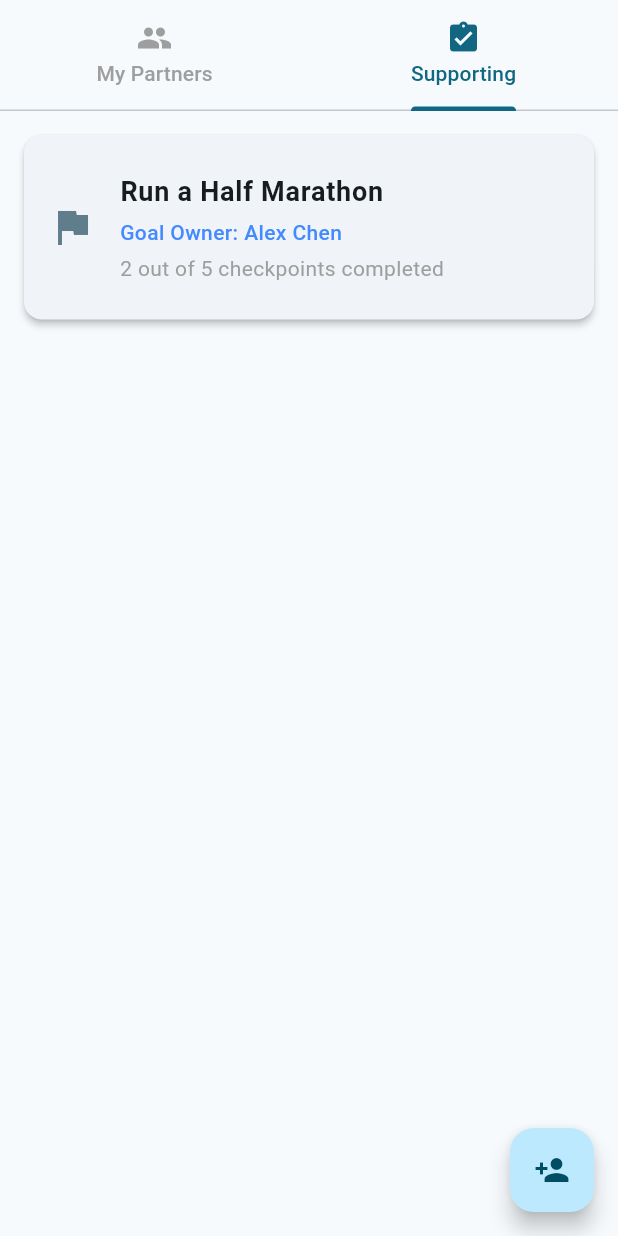
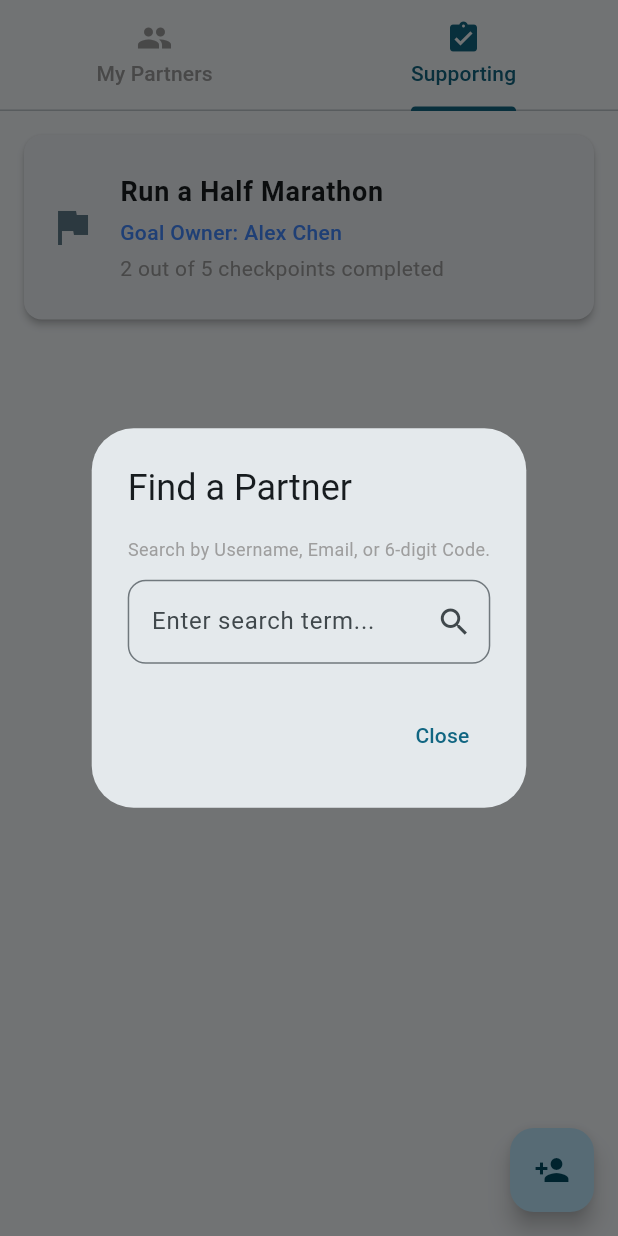
Before and after one commit to jaredroth98/Make-It-Happen, a Flutter app: the AccountabilityScreen screen opened directly, tab 2 chosen, after a tap on the "person add" icon, on a phone screen of 412 x 824 dp. Run offline on Flutter 3.47's test engine with Material 3 defaults, Android fonts, the phone set to English and light mode, and no system bars; our stand-ins replace cloud_firestore, firebase_auth, firebase_core, table_calendar; accounts and stored records are empty.

Commit message:
Allow users to search for accountability partners

```diff
--- a/lib/screens/accountability_screen.dart
+++ b/lib/screens/accountability_screen.dart
@@ -1,5 +1,9 @@
 import 'package:flutter/material.dart';
-import '../models/partner.dart'; // Imports the myNetwork list
+import '../models/partner.dart';
+import 'package:cloud_firestore/cloud_firestore.dart';
+import '../services/database_service.dart';
+import '../services/auth_service.dart';
+import '../widgets/add_partner_dialog.dart';
 
 class AccountabilityScreen extends StatefulWidget {
   const AccountabilityScreen({super.key});
@@ -14,8 +18,7 @@ class _AccountabilityScreenState extends State<AccountabilityScreen> {
     // 1. The Tab Controller manages the swipe-to-switch logic
     return DefaultTabController(
       length: 2,
-      // 2. We use a nested Scaffold so we can keep your FloatingActionButton,
-      // but we REMOVE the AppBar so we don't get a double header!
+      // 2. We use a nested Scaffold so we can keep the FloatingActionButton
       child: Scaffold(
         body: Column(
           children: [
@@ -45,8 +48,10 @@ class _AccountabilityScreenState extends State<AccountabilityScreen> {
         // Your FAB stays exactly as you had it!
         floatingActionButton: FloatingActionButton(
           onPressed: () {
-            print("Add new partner!");
-            // TODO: Open an 'Add Partner' form
+            showDialog(
+              context: context,
+              builder: (context) => const AddPartnerDialog(),
+            );
           },
           child: const Icon(Icons.person_add),
         ),
@@ -56,15 +61,36 @@ class _AccountabilityScreenState extends State<AccountabilityScreen> {
 
   // --- SUB-TAB 1: MY PARTNERS (Your exact code!) ---
   Widget _buildMyPartnersTab() {
-    if (myNetwork.isEmpty) {
+    final currentUserId = AuthService().currentUser?.uid;
+    if (currentUserId == null) return const Center(child: Text("Please log in."));
+
+    return StreamBuilder<QuerySnapshot>(
+      // Listen to the live relationship pipeline!
+      stream: DatabaseService(userId: currentUserId).partners,
+      builder: (context, snapshot) {
+        if (snapshot.connectionState == ConnectionState.waiting) {
+          return const Center(child: CircularProgressIndicator());
+        }
+
+        if (snapshot.hasError) {
+          return const Center(child: Text("Error loading partners."));
+        }
+
+        final partnerDocs = snapshot.data?.docs ?? [];
+
+        if (partnerDocs.isEmpty) {
           return const Center(child: Text("You haven't added any supporters yet."));
         }
 
         return ListView.builder(
           padding: const EdgeInsets.all(16.0),
-      itemCount: myNetwork.length,
+          itemCount: partnerDocs.length,
           itemBuilder: (context, index) {
-        final partner = myNetwork[index];
+            final partnerData = partnerDocs[index].data() as Map<String, dynamic>;
+
+            final name = partnerData['displayName'] ?? 'Unknown';
+            final email = partnerData['email'] ?? '';
+            final status = partnerData['status']; // 'accepted', 'pending_sent', or 'pending_received'
 
             return Card(
               elevation: 2,
@@ -72,30 +98,43 @@ class _AccountabilityScreenState extends State<AccountabilityScreen> {
               child: ListTile(
                 leading: CircleAvatar(
                   backgroundColor: Theme.of(context).colorScheme.primaryContainer,
-              child: Text(partner.firstName[0].toUpperCase()),
+                  child: Text(name[0].toUpperCase()),
                 ),
-            title: Text(partner.firstName, style: const TextStyle(fontWeight: FontWeight.bold)),
-            subtitle: Text(partner.email),
-            trailing: partner.isVerified
-                ? const Icon(Icons.verified, color: Colors.green)
-                : Container(
-                    padding: const EdgeInsets.symmetric(horizontal: 8, vertical: 4),
-                    decoration: BoxDecoration(
-                      color: Colors.orange.shade100,
-                      borderRadius: BorderRadius.circular(12),
-                    ),
-                    child: const Text(
-                      "Pending",
-                      style: TextStyle(color: Colors.deepOrange, fontSize: 12, fontWeight: FontWeight.bold),
-                    ),
-                  ),
+                title: Text(name, style: const TextStyle(fontWeight: FontWeight.bold)),
+                subtitle: Text(email),
+
+                // Dynamically build the trailing widget based on the live stream status
+                trailing: _buildStatusWidget(status),
+
                 onTap: () {
-              print("Clicked on ${partner.firstName}");
+                  // We will wire up accepting requests here later!
                 },
               ),
             );
           },
         );
+      },
+    );
+  }
+
+  // Helper widget to keep the UI clean
+  Widget _buildStatusWidget(String status) {
+    if (status == 'accepted') {
+      return const Icon(Icons.verified, color: Colors.green);
+    } else if (status == 'pending_sent') {
+      return Container(
+        padding: const EdgeInsets.symmetric(horizontal: 8, vertical: 4),
+        decoration: BoxDecoration(color: Colors.orange.shade100, borderRadius: BorderRadius.circular(12)),
+        child: const Text("Pending", style: TextStyle(color: Colors.deepOrange, fontSize: 12, fontWeight: FontWeight.bold)),
+      );
+    } else if (status == 'pending_received') {
+      return Container(
+        padding: const EdgeInsets.symmetric(horizontal: 8, vertical: 4),
+        decoration: BoxDecoration(color: Colors.blue.shade100, borderRadius: BorderRadius.circular(12)),
+        child: const Text("Action Required", style: TextStyle(color: Colors.blueAccent, fontSize: 12, fontWeight: FontWeight.bold)),
+      );
+    }
+    return const SizedBox.shrink();
   }
 
   // --- SUB-TAB 2: GOALS I'M SUPPORTING (Placeholder) ---
--- /dev/null
+++ b/lib/widgets/add_partner_dialog.dart
@@ -0,0 +1,96 @@
+import 'package:flutter/material.dart';
+import '../services/database_service.dart';
+import '../services/auth_service.dart';
+
+class AddPartnerDialog extends StatefulWidget {
+  const AddPartnerDialog({super.key});
+
+  @override
+  State<AddPartnerDialog> createState() => _AddPartnerDialogState();
+}
+
+class _AddPartnerDialogState extends State<AddPartnerDialog> {
+  final _searchController = TextEditingController();
+  Map<String, dynamic>? _foundUser;
+  bool _isLoading = false;
+  bool _requestSent = false;
+
+  void _performSearch() async {
+    setState(() {
+      _isLoading = true;
+      _foundUser = null;
+      _requestSent = false;
+    });
+
+    final currentUserId = AuthService().currentUser!.uid;
+    final user = await DatabaseService(userId: currentUserId).searchUser(_searchController.text);
+
+    setState(() {
+      _foundUser = user;
+      _isLoading = false;
+    });
+  }
+
+  void _sendRequest() async {
+    if (_foundUser == null) return;
+
+    setState(() => _isLoading = true);
+
+    final currentUserId = AuthService().currentUser!.uid;
+    await DatabaseService(userId: currentUserId).sendPartnerRequest(_foundUser!['uid'], _foundUser!);
+
+    setState(() {
+      _isLoading = false;
+      _requestSent = true;
+    });
+  }
+
+  @override
+  Widget build(BuildContext context) {
+    return AlertDialog(
+      title: const Text("Find a Partner"),
+      content: Column(
+        mainAxisSize: MainAxisSize.min,
+        children: [
+          const Text("Search by Username, Email, or 6-digit Code.", style: TextStyle(color: Colors.grey, fontSize: 12)),
+          const SizedBox(height: 12),
+          TextField(
+            controller: _searchController,
+            decoration: InputDecoration(
+              hintText: "Enter search term...",
+              suffixIcon: IconButton(
+                icon: const Icon(Icons.search),
+                onPressed: _performSearch,
+              ),
+              border: OutlineInputBorder(borderRadius: BorderRadius.circular(12)),
+            ),
+            onSubmitted: (_) => _performSearch(),
+          ),
+
+          if (_isLoading)
+            const Padding(padding: EdgeInsets.all(16.0), child: CircularProgressIndicator()),
+
+          if (_foundUser != null && !_requestSent) ...[
+            const Divider(height: 32),
+            ListTile(
+              leading: CircleAvatar(child: Text(_foundUser!['displayName'][0].toUpperCase())),
+              title: Text(_foundUser!['displayName'], style: const TextStyle(fontWeight: FontWeight.bold)),
+              trailing: ElevatedButton(
+                onPressed: _sendRequest,
+                child: const Text("Add"),
+              ),
+            ),
+          ],
+
+          if (_requestSent) ...[
+            const Divider(height: 32),
+            const Text("Request Sent!", style: TextStyle(color: Colors.green, fontWeight: FontWeight.bold)),
+          ]
+        ],
+      ),
+      actions: [
+        TextButton(onPressed: () => Navigator.pop(context), child: const Text("Close")),
+      ],
+    );
+  }
+}
```
Also changed, not shown: lib/services/database_service.dart (+59 -0 lines). Lines whose indentation alone changed are shown as unchanged.
